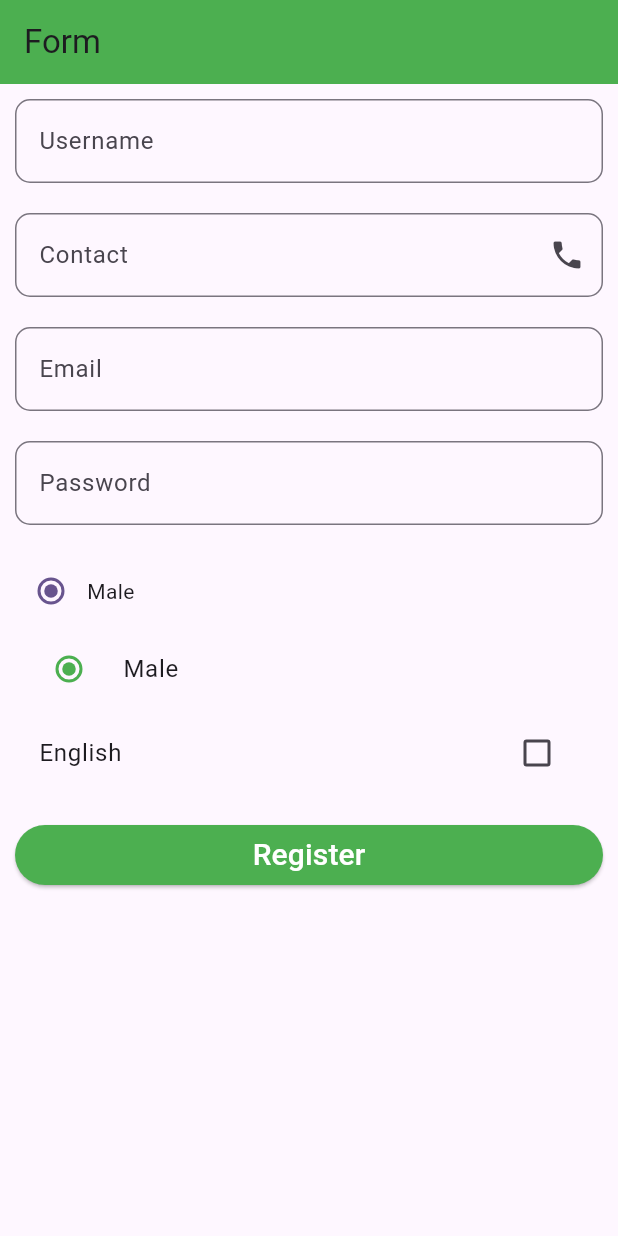
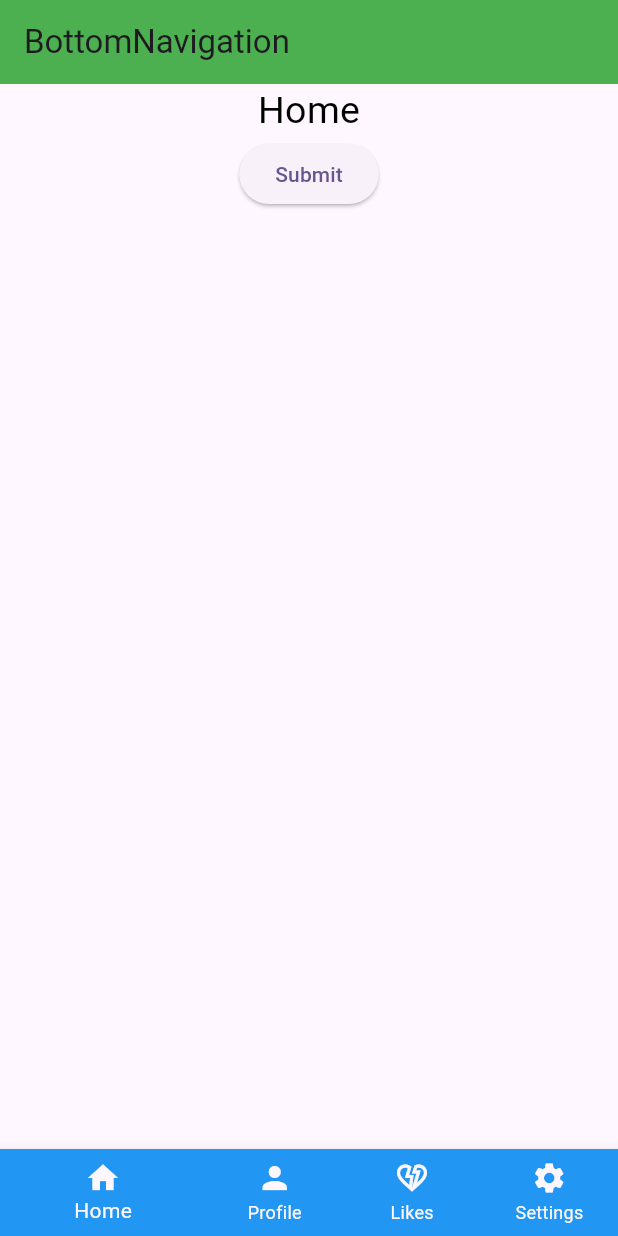
Before and after one commit to jay-java/Flutter-TTS-5-00, a Flutter app: the screen it shows after launch, on a phone screen of 412 x 824 dp. Run offline on Flutter 3.47's test engine with Material 3 defaults, Android fonts, the light colour scheme and no system bars.

Commit message:
bottomnavigation bar

```diff
--- /dev/null
+++ b/form_design/lib/bottomnavigationbar.dart
@@ -0,0 +1,73 @@
+import 'package:flutter/material.dart';
+import 'package:form_design/home.dart';
+import 'package:form_design/likes.dart';
+import 'package:form_design/profile.dart';
+import 'package:form_design/settings.dart';
+
+class MyBottomNavigationbar extends StatefulWidget {
+  const MyBottomNavigationbar({super.key});
+
+  @override
+  State<MyBottomNavigationbar> createState() => _MyBottomNavigationbarState();
+}
+
+class _MyBottomNavigationbarState extends State<MyBottomNavigationbar> {
+
+  int myIndex = 0;
+
+  // List<Widget> pageText = [
+  //   Text('Home',style:TextStyle(fontSize: 25,color: Colors.black)),
+  //   Text('Profile',style:TextStyle(fontSize: 25,color: Colors.black)),
+  //   Text('Likes',style:TextStyle(fontSize: 25,color: Colors.black)),
+  //   Text('Settings',style:TextStyle(fontSize: 25,color: Colors.black)),
+  // ];
+
+  List<Widget> pageText = [
+    MyHome(),
+    MyProfile(),
+    MyLikes(),
+    MySettings()
+  ];
+
+  @override
+  Widget build(BuildContext context) {
+    return Scaffold(
+      appBar: AppBar(
+        title: Text('BottomNavigation'),
+        backgroundColor: Colors.green,
+      ),
+      body: Center(
+        child: pageText[myIndex],
+      ),
+      bottomNavigationBar: BottomNavigationBar(
+         currentIndex: myIndex,
+        onTap: (index) {
+          setState(() {
+            myIndex = index;
+          });
+        },
+        items: [
+        BottomNavigationBarItem(
+            icon: Icon(Icons.home),
+            label: 'Home',
+          backgroundColor: Colors.blue,
+        ),
+        BottomNavigationBarItem(
+            icon: Icon(Icons.person),
+            label: 'Profile',
+        backgroundColor: Colors.grey),
+        BottomNavigationBarItem(
+            icon: Icon(Icons.heart_broken_outlined),
+            label: 'Likes',
+            backgroundColor: Colors.red),
+        BottomNavigationBarItem(
+            icon: Icon(Icons.settings),
+            label: 'Settings',
+            backgroundColor: Colors.yellow),
+      ],
+      showUnselectedLabels: true,
+        // showSelectedLabels: false,
+      ),
+    );
+  }
+}
--- /dev/null
+++ b/form_design/lib/home.dart
@@ -0,0 +1,20 @@
+import 'package:flutter/material.dart';
+class MyHome extends StatelessWidget {
+  const MyHome({super.key});
+
+  @override
+  Widget build(BuildContext context) {
+    return Scaffold(
+      body: Center(
+        child: Column(
+          children: [
+            Text('Home',style: TextStyle(fontSize: 25,color: Colors.black),),
+            ElevatedButton(onPressed: () {
+
+            }, child: Text('Submit'))
+          ],
+        ),
+      ),
+    );
+  }
+}
--- a/form_design/lib/main.dart
+++ b/form_design/lib/main.dart
@@ -1,5 +1,6 @@
 import 'package:flutter/material.dart';
 
+import 'bottomnavigationbar.dart';
 import 'form.dart';
 
 void main() {
@@ -19,7 +20,7 @@ class MyApp extends StatelessWidget {
         colorScheme: ColorScheme.fromSeed(seedColor: Colors.deepPurple),
         useMaterial3: true,
       ),
-      home: const MyForm(),
+      home: const MyBottomNavigationbar(),
     );
   }
 }
--- a/form_design/pubspec.yaml
+++ b/form_design/pubspec.yaml
@@ -35,6 +35,7 @@ dependencies:
   # The following adds the Cupertino Icons font to your application.
   # Use with the CupertinoIcons class for iOS style icons.
   cupertino_icons: ^1.0.8
+
 
 dev_dependencies:
   flutter_test:
```
Also changed, not shown: form_design/lib/form.dart (+89 -59 lines), form_design/lib/likes.dart (added, +13 -0 lines), form_design/lib/profile.dart (added, +13 -0 lines), form_design/lib/settings.dart (added, +13 -0 lines).
